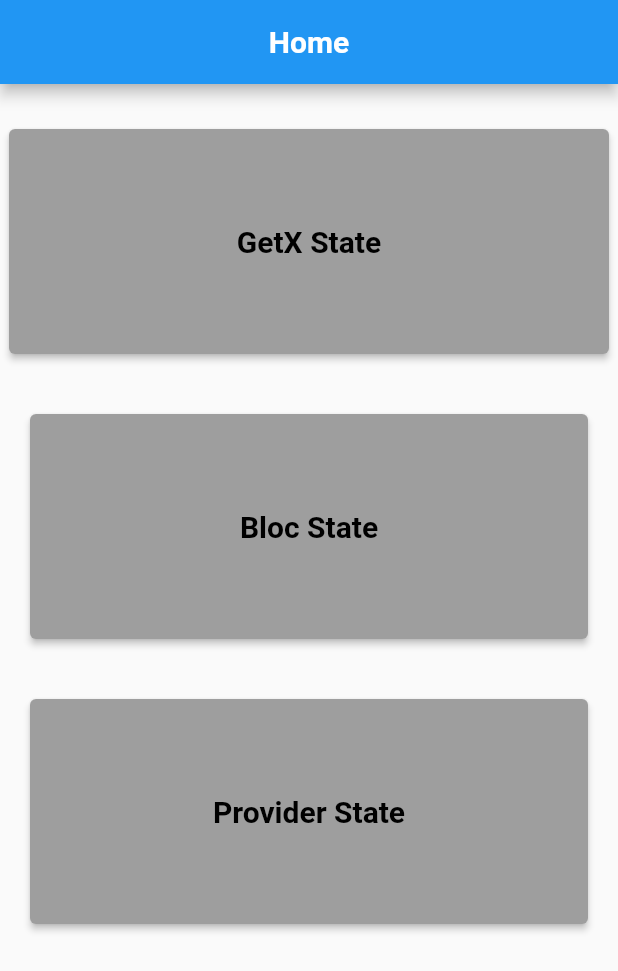
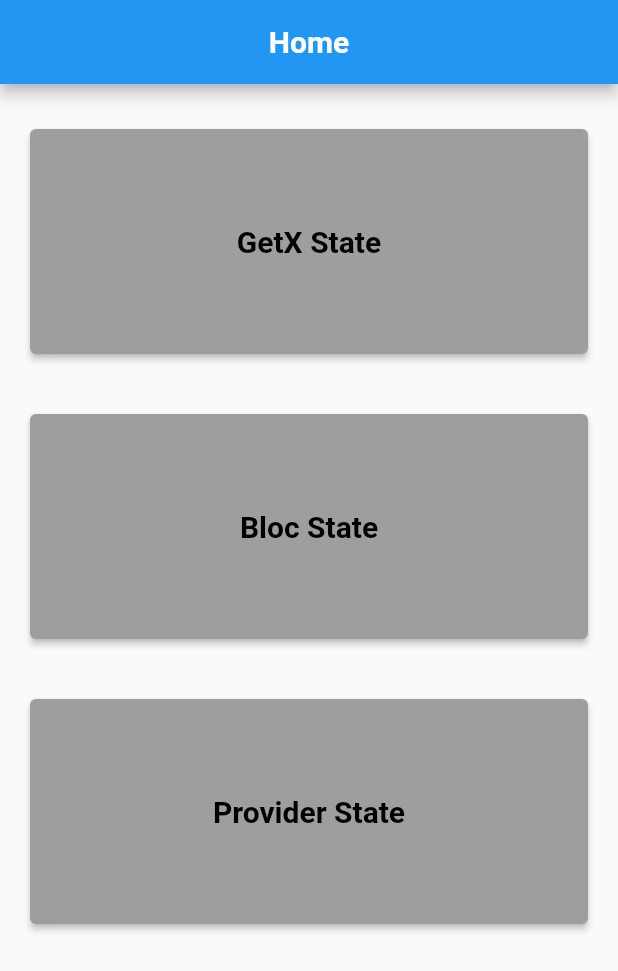
Before and after one commit to Sephanya/reference_for_statemanagement, a Flutter app: the screen it shows after launch, on a phone screen of 412 x 824 dp. Shown: the top 971 px of the screen. Run offline on Flutter 3.47's test engine with Material 2 defaults, Android fonts, the phone set to English and light mode, and no system bars; our stand-ins replace flutter_bloc, get.

```diff
--- a/lib/main.dart
+++ b/lib/main.dart
@@ -23,7 +23,7 @@ class MyApp extends StatelessWidget{
         child: Column(
           children: [
             Padding(
-              padding: const EdgeInsets.only(top: 30,bottom: 20),
+              padding: const EdgeInsets.only(top: 30,bottom: 20,left: 20,right: 20),
               child: SizedBox(
                 width: 400,
                 height: 150,
```
